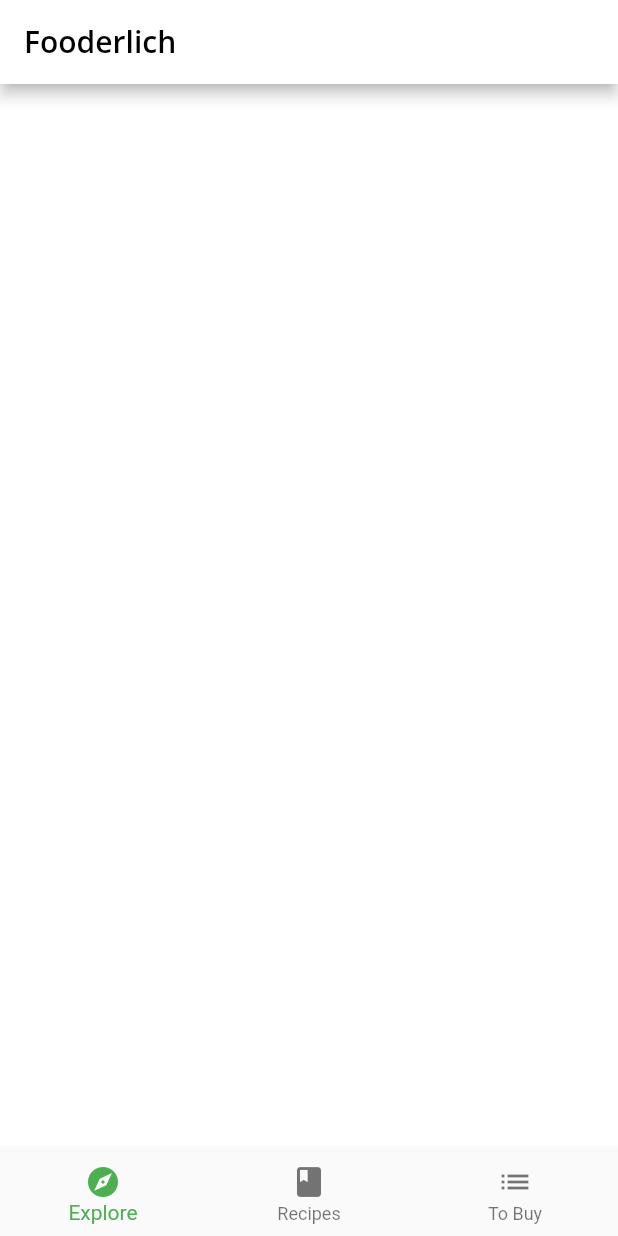
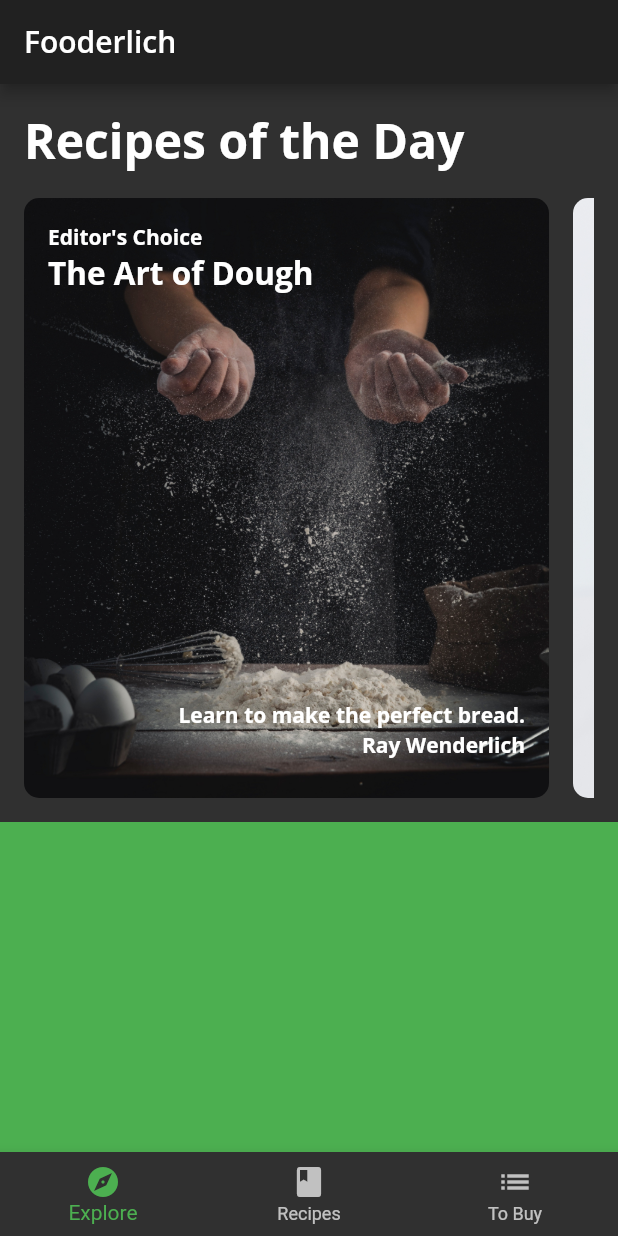
Before and after one commit to vedintech007/foodish, a Flutter app: the screen it shows after launch, on a phone screen of 412 x 824 dp. Run offline on Flutter 3.47's test engine with Material 2 defaults, Android fonts, the phone set to English and light mode, and no system bars; our stand-ins replace google_fonts.

Commit message:
done with horizontal scroll views

```diff
--- /dev/null
+++ b/assets/txt/test.txt
@@ -0,0 +1 @@
+Hi Vic my name is ved
--- a/lib/components/components.dart
+++ b/lib/components/components.dart
@@ -3,3 +3,4 @@
 export 'card2.dart';
 export 'card3.dart';
 export 'circle_image.dart';
+export 'today_recipe_list_view.dart';
--- /dev/null
+++ b/lib/components/today_recipe_list_view.dart
@@ -0,0 +1,61 @@
+import 'package:flutter/material.dart';
+import 'package:ved_foodish/components/components.dart';
+import 'package:ved_foodish/models/models.dart';
+
+class TodayRecipeListView extends StatelessWidget {
+  const TodayRecipeListView({
+    super.key,
+    required this.recipes,
+  });
+
+  final List<ExploreRecipe> recipes;
+
+  @override
+  Widget build(BuildContext context) {
+    return Padding(
+      padding: const EdgeInsets.only(
+        top: 16,
+        right: 16,
+        left: 16,
+      ),
+      child: Column(
+        crossAxisAlignment: CrossAxisAlignment.start,
+        children: [
+          Text(
+            'Recipes of the Day',
+            style: Theme.of(context).textTheme.headline1,
+          ),
+          const SizedBox(height: 16),
+          // 7
+          Container(
+            height: 400,
+            color: Colors.transparent,
+            child: ListView.separated(
+              scrollDirection: Axis.horizontal,
+              itemCount: recipes.length,
+              separatorBuilder: (context, index) {
+                return const SizedBox(width: 16);
+              },
+              itemBuilder: (context, index) {
+                final recipe = recipes[index];
+                return buildCard(recipe);
+              },
+            ),
+          ),
+        ],
+      ),
+    );
+  }
+
+  Widget buildCard(ExploreRecipe recipe) {
+    if (recipe.cardType == RecipeCardType.card1) {
+      return Card1(recipe: recipe);
+    } else if (recipe.cardType == RecipeCardType.card2) {
+      return Card2(recipe: recipe);
+    } else if (recipe.cardType == RecipeCardType.card3) {
+      return Card3(recipe: recipe);
+    } else {
+      throw Exception('This card doesn\'t exist yet');
+    }
+  }
+}
--- a/lib/home.dart
+++ b/lib/home.dart
@@ -1,4 +1,5 @@
 import 'package:flutter/material.dart';
+import 'package:ved_foodish/screens/explore_screen.dart';
 
 class Home extends StatefulWidget {
   const Home({super.key});
@@ -11,7 +12,7 @@
   int _selectedIndex = 0;
 
   static List<Widget> pages = <Widget>[
-    // TODO: Replace with ExploreScreen
+    ExploreScreen(),
     Container(color: Colors.white),
     // TODO: Replace with RecipesScreen
     Container(color: Colors.green),
--- a/lib/main.dart
+++ b/lib/main.dart
@@ -11,7 +11,7 @@
   const Fooderlich({super.key});
   @override
   Widget build(BuildContext context) {
-    final theme = FooderlichTheme.light();
+    final theme = FooderlichTheme.dark();
     return MaterialApp(
       theme: theme,
       title: 'Fooderlich',
--- /dev/null
+++ b/lib/screens/explore_screen.dart
@@ -0,0 +1,42 @@
+import 'dart:developer';
+
+import 'package:flutter/material.dart';
+import 'package:ved_foodish/api/mock_fooderlich_service.dart';
+import 'package:ved_foodish/components/today_recipe_list_view.dart';
+import 'package:ved_foodish/models/explore_data.dart';
+
+class ExploreScreen extends StatelessWidget {
+  ExploreScreen({super.key});
+
+  final mockService = MockFooderlichService();
+
+  @override
+  Widget build(BuildContext context) {
+    return FutureBuilder(
+      future: mockService.getExploreData(),
+      builder: (BuildContext context, AsyncSnapshot<ExploreData> snapshot) {
+        if (snapshot.connectionState == ConnectionState.done) {
+          final recipes = snapshot.data?.todayRecipes ?? [];
+
+          return ListView(
+            scrollDirection: Axis.vertical,
+            children: [
+              TodayRecipeListView(
+                recipes: recipes,
+              ),
+              const SizedBox(height: 16),
+              Container(
+                height: MediaQuery.of(context).size.height / 1.7,
+                color: Colors.green,
+              ),
+            ],
+          );
+        } else {
+          return const Center(
+            child: CircularProgressIndicator(),
+          );
+        }
+      },
+    );
+  }
+}
--- a/pubspec.yaml
+++ b/pubspec.yaml
@@ -25,10 +25,10 @@
   uses-material-design: true
 
   assets:
-    # - assets/
     - assets/
     - assets/food_pics/
     - assets/fooderlich_assets/
     - assets/magazine_pics/
     - assets/sample_data/
     - assets/profile_pics/
+    - assets/txt/
```
